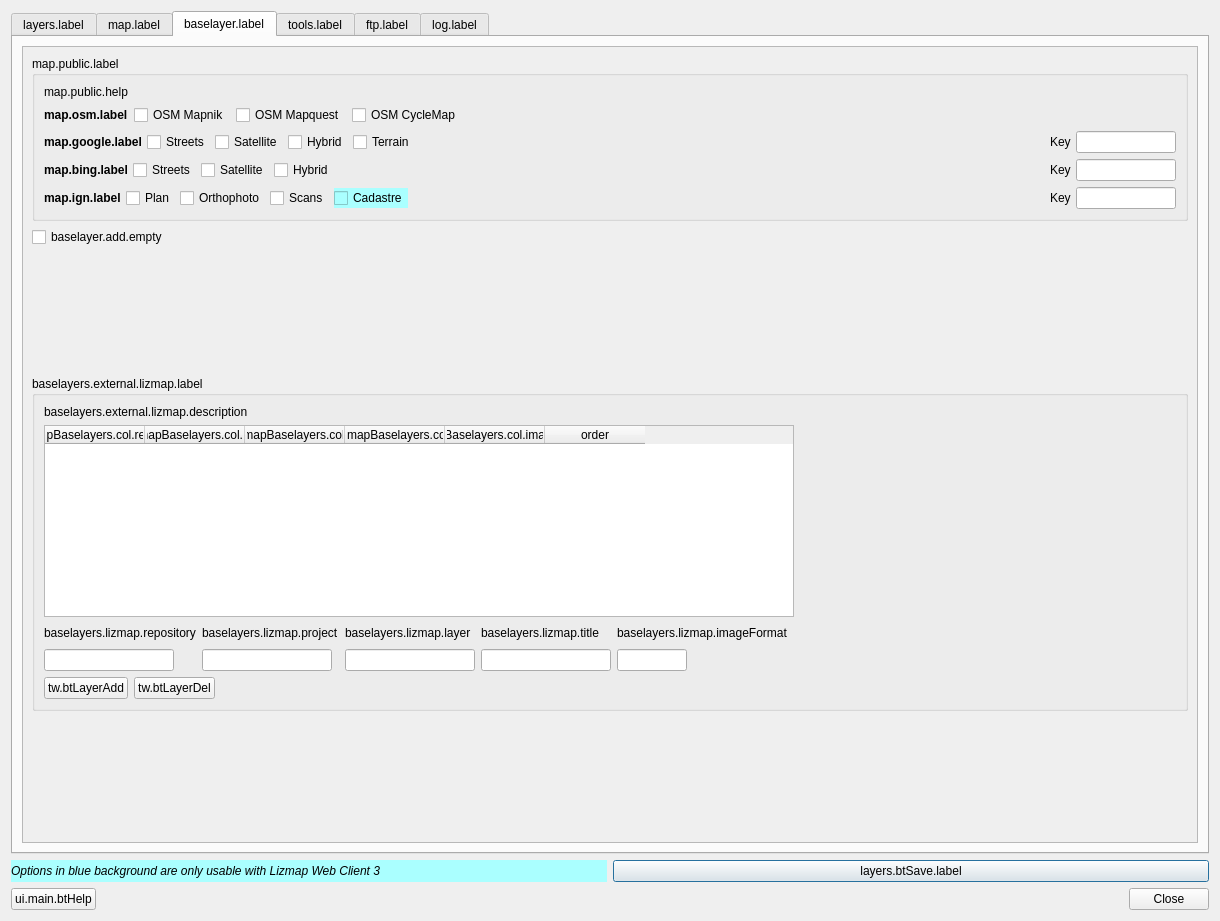
Before: the Qt Designer form ui_lizmap.ui in 3liz/lizmap-plugin, drawn with Qt 5.
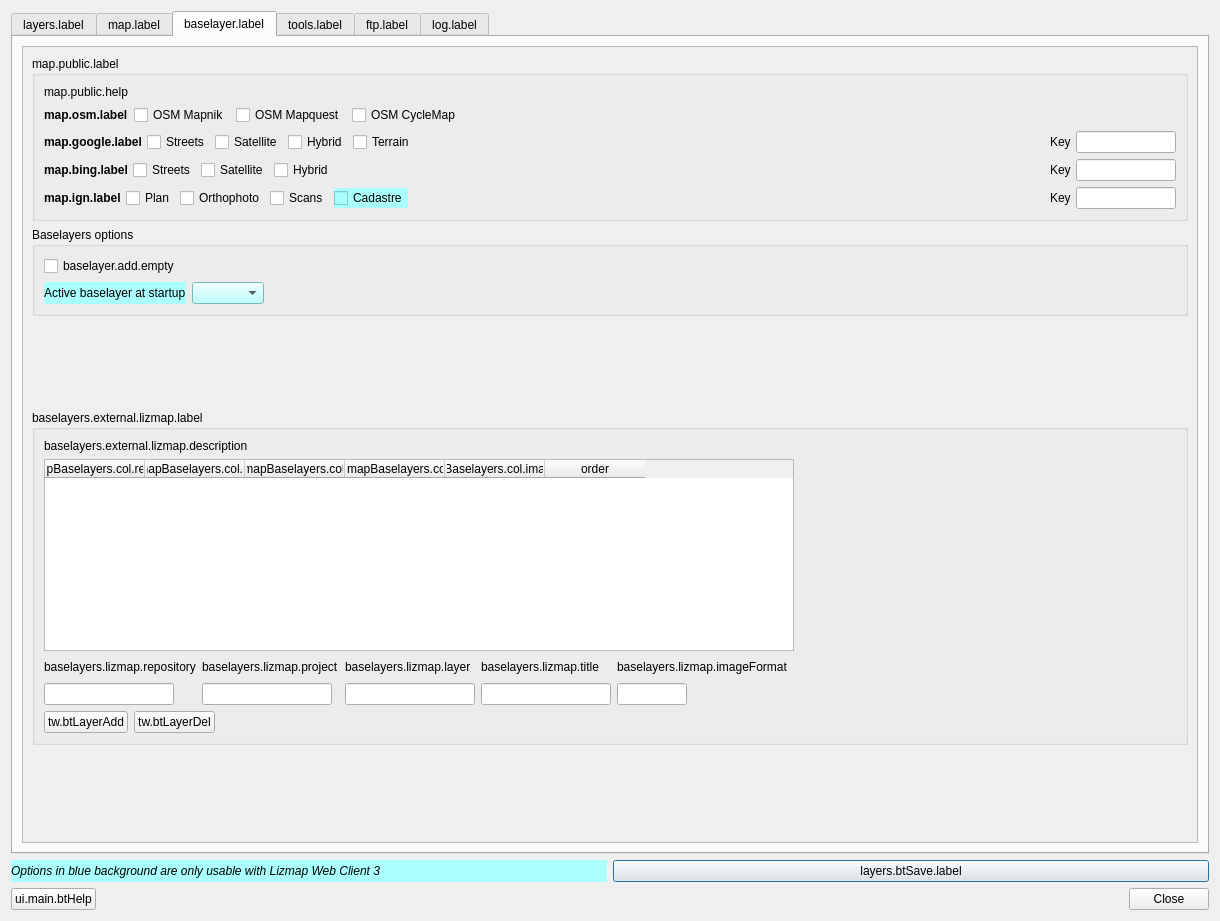
After: the same form once the commit is applied. The open tabs and pages were chosen to show the change.

Commit message: [FEATURE] Baselayers - Choose active baselayer at map startup

The edit to the form file:
```diff
--- a/ui_lizmap.ui
+++ b/ui_lizmap.ui
@@ -1453,10 +1453,53 @@
             </widget>
            </item>
            <item>
-            <widget class="QCheckBox" name="cbAddEmptyBaselayer">
-             <property name="text">
-              <string>baselayer.add.empty</string>
+            <widget class="QGroupBox" name="gb_baselayersOptions">
+             <property name="title">
+              <string>Baselayers options</string>
              </property>
+             <layout class="QVBoxLayout" name="verticalLayout_21">
+              <item>
+               <widget class="QCheckBox" name="cbAddEmptyBaselayer">
+                <property name="text">
+                 <string>baselayer.add.empty</string>
+                </property>
+               </widget>
+              </item>
+              <item>
+               <layout class="QHBoxLayout" name="horizontalLayout_31">
+                <item>
+                 <widget class="QLabel" name="label_73">
+                  <property name="styleSheet">
+                   <string notr="true">background-color:rgb(170, 255, 255);</string>
+                  </property>
+                  <property name="text">
+                   <string>Active baselayer at startup</string>
+                  </property>
+                 </widget>
+                </item>
+                <item>
+                 <widget class="QComboBox" name="cbStartupBaselayer">
+                  <property name="styleSheet">
+                   <string notr="true">background-color:rgb(170, 255, 255);</string>
+                  </property>
+                 </widget>
+                </item>
+                <item>
+                 <spacer name="horizontalSpacer_33">
+                  <property name="orientation">
+                   <enum>Qt::Horizontal</enum>
+                  </property>
+                  <property name="sizeHint" stdset="0">
+                   <size>
+                    <width>40</width>
+                    <height>20</height>
+                   </size>
+                  </property>
+                 </spacer>
+                </item>
+               </layout>
+              </item>
+             </layout>
             </widget>
            </item>
            <item>
```
Left out of the diff: 1 changed line with no effect on the pictures. The commit also changes 10 other files.
